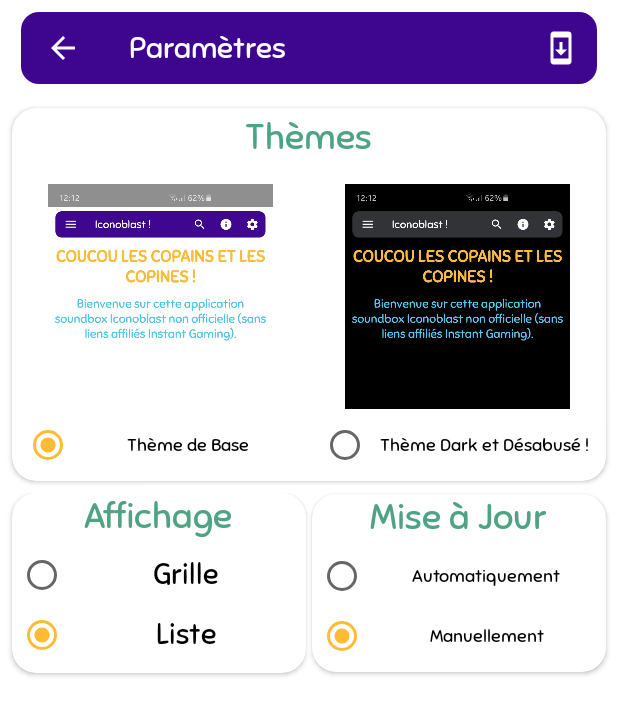
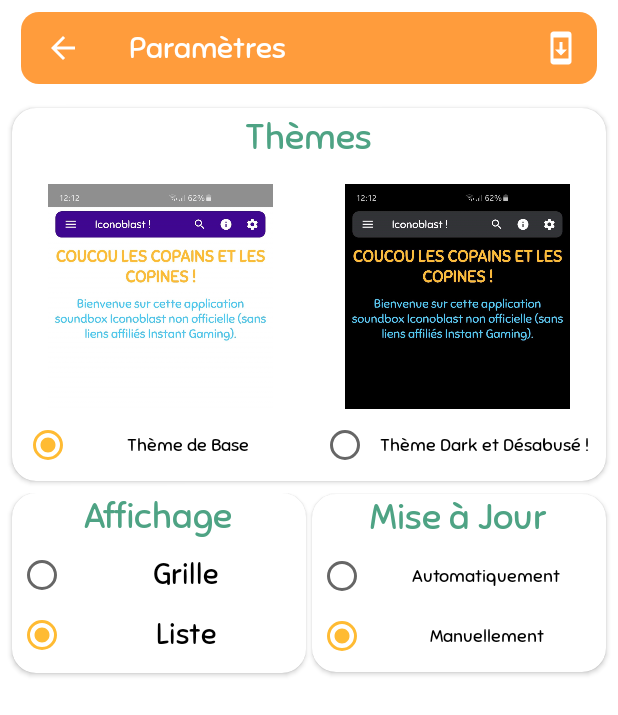
Before and after one commit to Tintin361/iconoblast_soundbox, an Android app: the theme screen opened directly, with no data from a screen before it, on a phone screen of 412 x 824 dp. Shown: the top 715 px of the screen. Run offline under Robolectric (Android 15) with nearby library versions, the phone set to English and light mode, and no system bars; libraries missing offline, so code that uses them is left out: com.blogspot.atifsoftwares, com.jaeger.library; pictures from the network do not load; 1 statement that could not run was skipped.

Commit message:
1.0.0.10

```diff
--- a/app/build.gradle
+++ b/app/build.gradle
@@ -15,7 +15,7 @@ android {
         minSdkVersion 19
         targetSdkVersion 29
         versionCode 2
-        versionName "1.0.0.9"
+        versionName "1.0.0.10"
         testInstrumentationRunner "androidx.test.runner.AndroidJUnitRunner"
         signingConfig signingConfigs.key
         multiDexEnabled true
--- a/app/src/main/res/layout/activity_theme.xml
+++ b/app/src/main/res/layout/activity_theme.xml
@@ -78,6 +78,7 @@
                                     android:layout_gravity="center"
                                     android:layout_marginBottom="8dp"
                                     android:scaleType="centerCrop"
+                                    android:visibility="gone"
                                     android:src="@drawable/pas_sombre"
                                     tools:ignore="contentdescription" />
 
@@ -119,6 +120,7 @@
                                     android:layout_marginBottom="8dp"
                                     android:scaleType="centerCrop"
                                     android:src="@drawable/sombre"
+                                    android:visibility="gone"
                                     tools:ignore="contentdescription" />
 
                                 <RadioButton
--- a/app/src/main/res/values-v24/strings.xml
+++ b/app/src/main/res/values-v24/strings.xml
@@ -2,7 +2,7 @@
 <resources>
 
     <!-- Application -->
-    <string name="versiond"><font color="#ffffbb33">Version 1.0.0.9</font></string>
+    <string name="versiond"><font color="#ffffbb33">Version 1.0.0.10</font></string>
     <string name="gift">Récompense journalière</string>
 
     <!-- Drawer -->
--- a/app/src/main/res/values/colors.xml
+++ b/app/src/main/res/values/colors.xml
@@ -2,9 +2,13 @@
 <resources>
 
     <!-- Application colors -->
-    <color name="colorPrimary">#3e068f</color>
-    <color name="colorPrimaryDark">#190238</color>
+    <color name="colorPrimaryN">#3e068f</color>
+    <color name="colorPrimaryDarkN">#190238</color>
     <color name="colorAccent">#ffffbb33</color>
+
+    <!-- Halloween colors -->
+    <color name="colorPrimary">#FF9C3C</color>
+    <color name="colorPrimaryDark">#c97a30</color>
 
     <!-- Saint Valentin colors -->
     <color name="colorPrimarySaintValantin">#dd117e</color>
--- a/app/src/main/res/values/strings.xml
+++ b/app/src/main/res/values/strings.xml
@@ -7,8 +7,8 @@
     <string name="icoetetagere">Ico &amp; Étagère</string>
     <string name="other">AUTRES</string>
     <string name="communicate">COMMUNIQUER</string>
-    <string name="version" translatable="false">Version 1.0.0.9</string>
-    <string name="versiond" translatable="false">Version 1.0.0.9</string>
+    <string name="version" translatable="false">Version 1.0.0.10</string>
+    <string name="versiond" translatable="false">Version 1.0.0.10</string>
     <string name="easter" translatable="false">Easter Egg</string>
     <string name="descriptionImage">Logo de la chaîne et de l\'application Iconoblast !</string>
     <string name="des" translatable="false">Logo Youtube</string>
```
Also changed, not shown: 1 other file.
